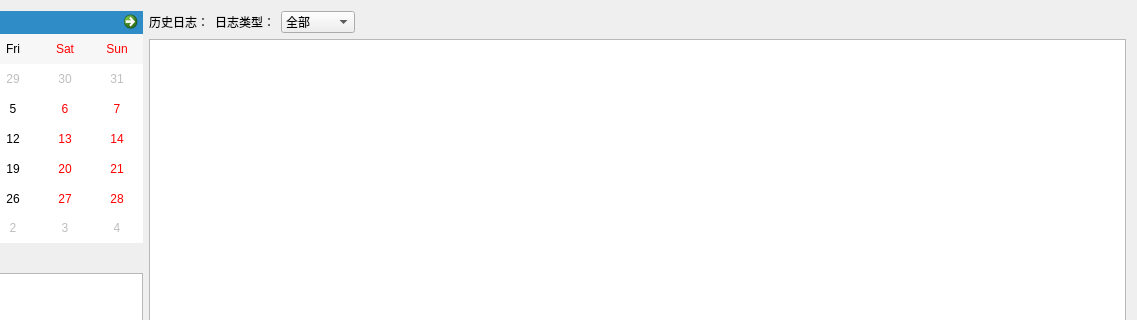
This is LogViewer/log_viewer.ui in SanXiaoXing/PyUtilDemos as Qt 5 draws it before an edit; both pictures show x 287 to 1424 and y 0 to 320 of the 1424 by 824 pixel window. The edited form follows.
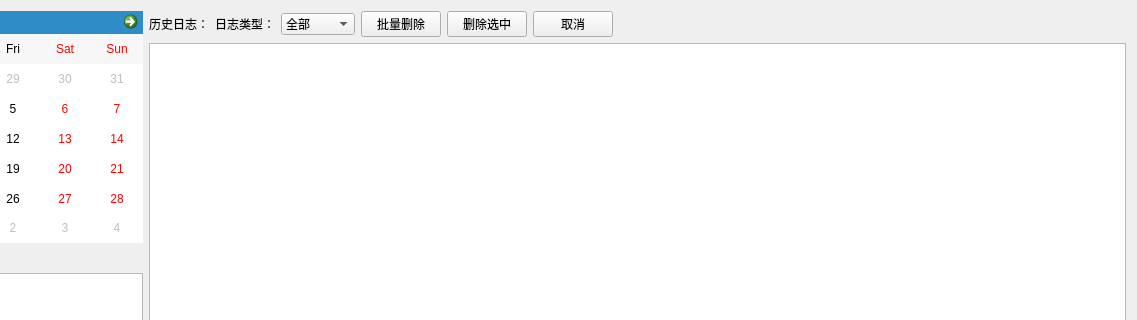
This is the edited form.

Commit message:
feat(LogViewer): 增加日志文件批量删除功能
- 新增批量删除模式，可多选日志文件进行批量删除- 增加单个日志文件右键删除功能

- 优化日志列表显示，支持复选框和右键菜单- 新增确认删除提示和删除结果提示

```diff
--- a/LogViewer/log_viewer.ui
+++ b/LogViewer/log_viewer.ui
@@ -68,6 +68,33 @@
          </item>
         </widget>
        </item>
+       <item>
+        <widget class="QPushButton" name="pushButton_batchMode">
+         <property name="text">
+          <string>批量删除</string>
+         </property>
+        </widget>
+       </item>
+       <item>
+        <widget class="QPushButton" name="pushButton_deleteSelected">
+         <property name="text">
+          <string>删除选中</string>
+         </property>
+         <property name="visible">
+          <bool>false</bool>
+         </property>
+        </widget>
+       </item>
+       <item>
+        <widget class="QPushButton" name="pushButton_cancelBatch">
+         <property name="text">
+          <string>取消</string>
+         </property>
+         <property name="visible">
+          <bool>false</bool>
+         </property>
+        </widget>
+       </item>
        <item>
         <spacer name="horizontalSpacer">
          <property name="orientation">
```
The commit also changes 3 other files.
